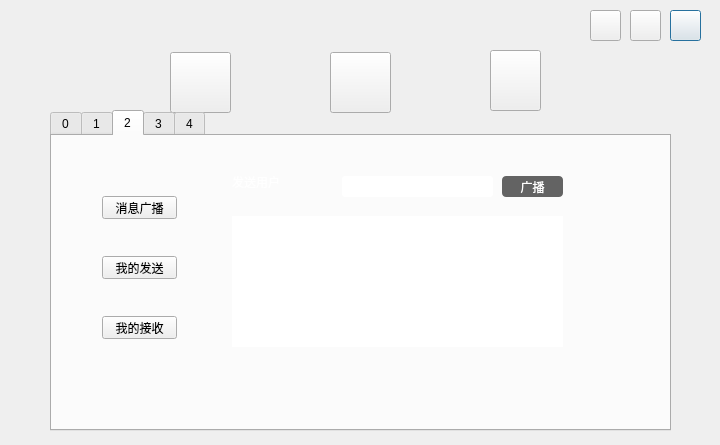
This is manageroper.ui in xurongchen/CIP as Qt 5 draws it before an edit. The edited form follows.
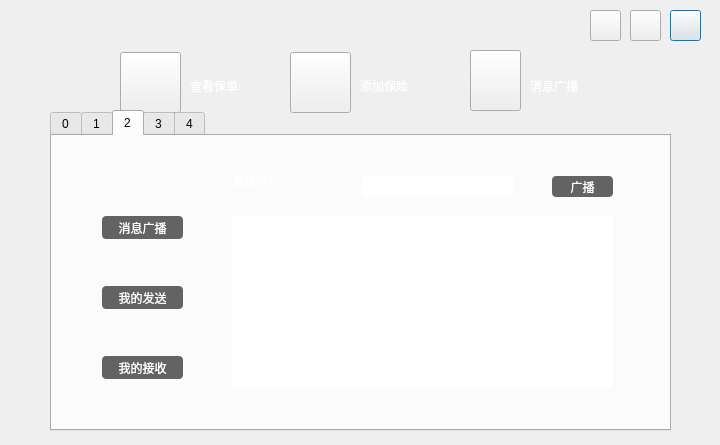
This is the edited form. The open tabs and pages were chosen to show the change. Icons and pictures are not drawn.

```diff
--- a/manageroper.ui
+++ b/manageroper.ui
@@ -73,7 +73,7 @@
   <widget class="QPushButton" name="PBMessage">
    <property name="geometry">
     <rect>
-     <x>490</x>
+     <x>470</x>
      <y>50</y>
      <width>51</width>
      <height>61</height>
@@ -90,7 +90,7 @@
   <widget class="QPushButton" name="PBAdd">
    <property name="geometry">
     <rect>
-     <x>330</x>
+     <x>290</x>
      <y>52</y>
      <width>61</width>
      <height>61</height>
@@ -107,7 +107,7 @@
   <widget class="QPushButton" name="PBView">
    <property name="geometry">
     <rect>
-     <x>170</x>
+     <x>120</x>
      <y>52</y>
      <width>61</width>
      <height>61</height>
@@ -272,8 +272,8 @@
       <rect>
        <x>180</x>
        <y>80</y>
-       <width>331</width>
-       <height>131</height>
+       <width>381</width>
+       <height>171</height>
       </rect>
      </property>
      <property name="styleSheet">
@@ -284,7 +284,7 @@
     <widget class="QLineEdit" name="LESend">
      <property name="geometry">
       <rect>
-       <x>290</x>
+       <x>310</x>
        <y>40</y>
        <width>151</width>
        <height>21</height>
@@ -306,17 +306,20 @@
     <widget class="QPushButton" name="PBSend">
      <property name="geometry">
       <rect>
-       <x>450</x>
+       <x>500</x>
        <y>40</y>
        <width>61</width>
        <height>21</height>
       </rect>
      </property>
      <property name="styleSheet">
-      <string notr="true">color: rgb(255, 255, 255);
+      <string notr="true">#PBSend{color: rgb(255, 255, 255);
 background-color: rgb(99, 99, 99);
 font: 75 13pt &quot;微软雅黑&quot;;
-border-radius:4px;</string>
+border-radius:4px;
+outline: none}
+#PBSend:hover{background-color: rgb(135, 135, 135);}
+#PBSend:pressed{background-color: rgb(99, 99, 99);}</string>
      </property>
      <property name="text">
       <string>广播</string>
@@ -343,11 +346,20 @@
      <property name="geometry">
       <rect>
        <x>50</x>
-       <y>60</y>
-       <width>75</width>
+       <y>80</y>
+       <width>81</width>
        <height>23</height>
       </rect>
      </property>
+     <property name="styleSheet">
+      <string notr="true">#PBSend1{color: rgb(255, 255, 255);
+background-color: rgb(99, 99, 99);
+font: 75 13pt &quot;微软雅黑&quot;;
+border-radius:4px;
+outline: none}
+#PBSend1:hover{background-color: rgb(135, 135, 135);}
+#PBSend1:pressed{background-color: rgb(99, 99, 99);}</string>
+     </property>
      <property name="text">
       <string>消息广播</string>
      </property>
@@ -356,11 +368,20 @@
      <property name="geometry">
       <rect>
        <x>50</x>
-       <y>120</y>
-       <width>75</width>
+       <y>150</y>
+       <width>81</width>
        <height>23</height>
       </rect>
      </property>
+     <property name="styleSheet">
+      <string notr="true">#PBMy1{color: rgb(255, 255, 255);
+background-color: rgb(99, 99, 99);
+font: 75 13pt &quot;微软雅黑&quot;;
+border-radius:4px;
+outline: none}
+#PBMy1:hover{background-color: rgb(135, 135, 135);}
+#PBMy1:pressed{background-color: rgb(99, 99, 99);}</string>
+     </property>
      <property name="text">
       <string>我的发送</string>
      </property>
@@ -369,11 +390,20 @@
      <property name="geometry">
       <rect>
        <x>50</x>
-       <y>180</y>
-       <width>75</width>
+       <y>220</y>
+       <width>81</width>
        <height>23</height>
       </rect>
      </property>
+     <property name="styleSheet">
+      <string notr="true">#PBGet1{color: rgb(255, 255, 255);
+background-color: rgb(99, 99, 99);
+font: 75 13pt &quot;微软雅黑&quot;;
+border-radius:4px;
+outline: none}
+#PBGet1:hover{background-color: rgb(135, 135, 135);}
+#PBGet1:pressed{background-color: rgb(99, 99, 99);}</string>
+     </property>
      <property name="text">
       <string>我的接收</string>
      </property>
@@ -468,6 +498,57 @@
     </widget>
    </widget>
   </widget>
+  <widget class="QLabel" name="label_2">
+   <property name="geometry">
+    <rect>
+     <x>530</x>
+     <y>70</y>
+     <width>71</width>
+     <height>31</height>
+    </rect>
+   </property>
+   <property name="styleSheet">
+    <string notr="true">font: 12pt &quot;微软雅黑&quot;;
+color: rgb(255, 255, 255);</string>
+   </property>
+   <property name="text">
+    <string>消息广播</string>
+   </property>
+  </widget>
+  <widget class="QLabel" name="label_3">
+   <property name="geometry">
+    <rect>
+     <x>360</x>
+     <y>70</y>
+     <width>71</width>
+     <height>31</height>
+    </rect>
+   </property>
+   <property name="styleSheet">
+    <string notr="true">font: 12pt &quot;微软雅黑&quot;;
+color: rgb(255, 255, 255);</string>
+   </property>
+   <property name="text">
+    <string>添加保险</string>
+   </property>
+  </widget>
+  <widget class="QLabel" name="label_4">
+   <property name="geometry">
+    <rect>
+     <x>190</x>
+     <y>70</y>
+     <width>71</width>
+     <height>31</height>
+    </rect>
+   </property>
+   <property name="styleSheet">
+    <string notr="true">font: 12pt &quot;微软雅黑&quot;;
+color: rgb(255, 255, 255);</string>
+   </property>
+   <property name="text">
+    <string>查看保单</string>
+   </property>
+  </widget>
  </widget>
  <resources/>
  <connections/>
```
Left out of the diff: 141 changed lines with no effect on the pictures.
